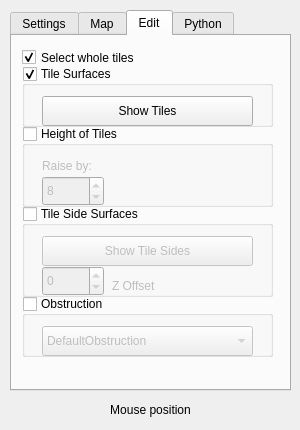
This is Annchienta/editor/editor.ui in sago007/annchienta as Qt 5 draws it before an edit. The edited form follows.
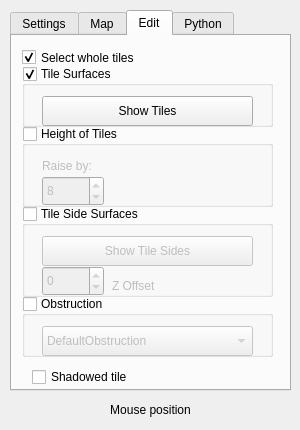
This is the edited form. The open tabs and pages were chosen to show the change.

Commit message: Added shadowed field to tiles.

```diff
--- a/Annchienta/editor/editor.ui
+++ b/Annchienta/editor/editor.ui
@@ -594,6 +594,19 @@
       </property>
      </widget>
     </widget>
+    <widget class="QCheckBox" name="shadowedBox" >
+     <property name="geometry" >
+      <rect>
+       <x>20</x>
+       <y>330</y>
+       <width>241</width>
+       <height>22</height>
+      </rect>
+     </property>
+     <property name="text" >
+      <string>Shadowed tile</string>
+     </property>
+    </widget>
    </widget>
    <widget class="QWidget" name="pythonTab" >
     <attribute name="title" >
```
Left out of the diff: 7 changed lines with no effect on the pictures. The commit also changes 10 other files.
